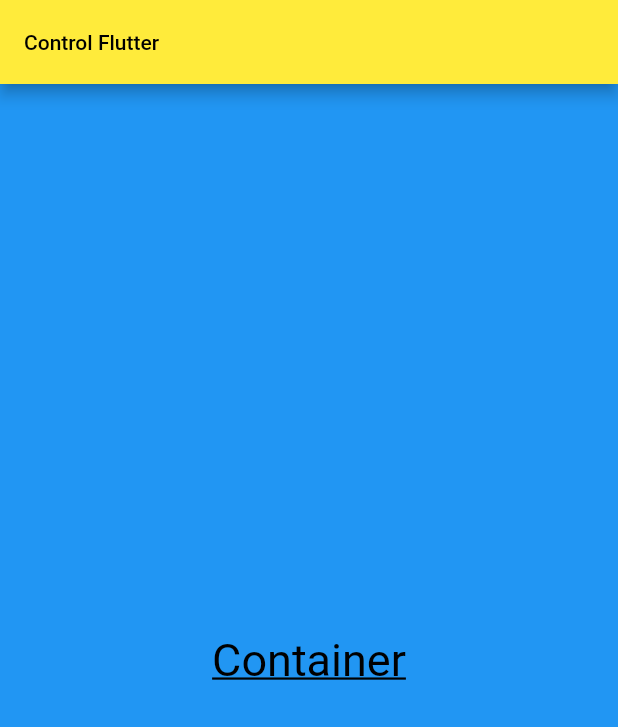
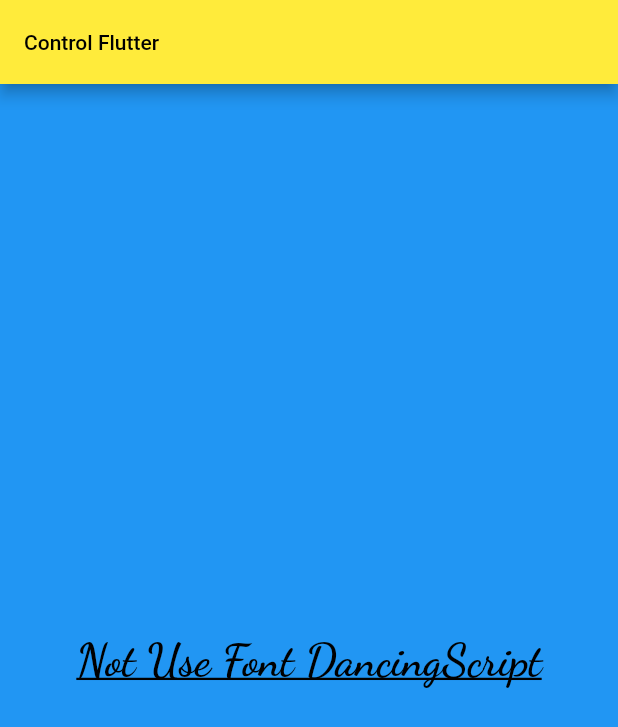
Before and after one commit to huubao2309/demo_control_flutter, a Flutter app: the screen it shows after launch, on a phone screen of 412 x 824 dp. Shown: the top 727 px of the screen. Run offline on Flutter 3.47's test engine with Material 2 defaults, Android fonts, the phone set to English and light mode, and no system bars; our stand-ins replace carousel_slider.

Commit message:
add font in flutter

```diff
--- a/control_flutter/lib/control_normal/text_widgets.dart
+++ b/control_flutter/lib/control_normal/text_widgets.dart
@@ -8,12 +8,14 @@
         alignment: Alignment.center,
         color: Colors.blue,
         child: Text(
-          'Container',
+          'Not Use Font DancingScript',
           textDirection: TextDirection.ltr,
           style: TextStyle(
             color: Colors.black,
             fontSize: 30,
             decoration: TextDecoration.underline,
+            fontFamily: 'DancingScript',
+            fontWeight: FontWeight.w700,
           ),
         ),
       ),
```
Also changed, not shown: control_flutter/pubspec.yaml (+8 -11 lines), control_flutter/fonts/DancingScript-Bold.ttf (added), control_flutter/fonts/DancingScript-Medium.ttf (added), control_flutter/fonts/DancingScript-Regular.ttf (added), control_flutter/fonts/DancingScript-SemiBold.ttf (added), images/text/add_font_folder.png (added), images/text/not_use_font.png (added), images/text/using_font.png (added), images/text/using_font_text.png (added).
